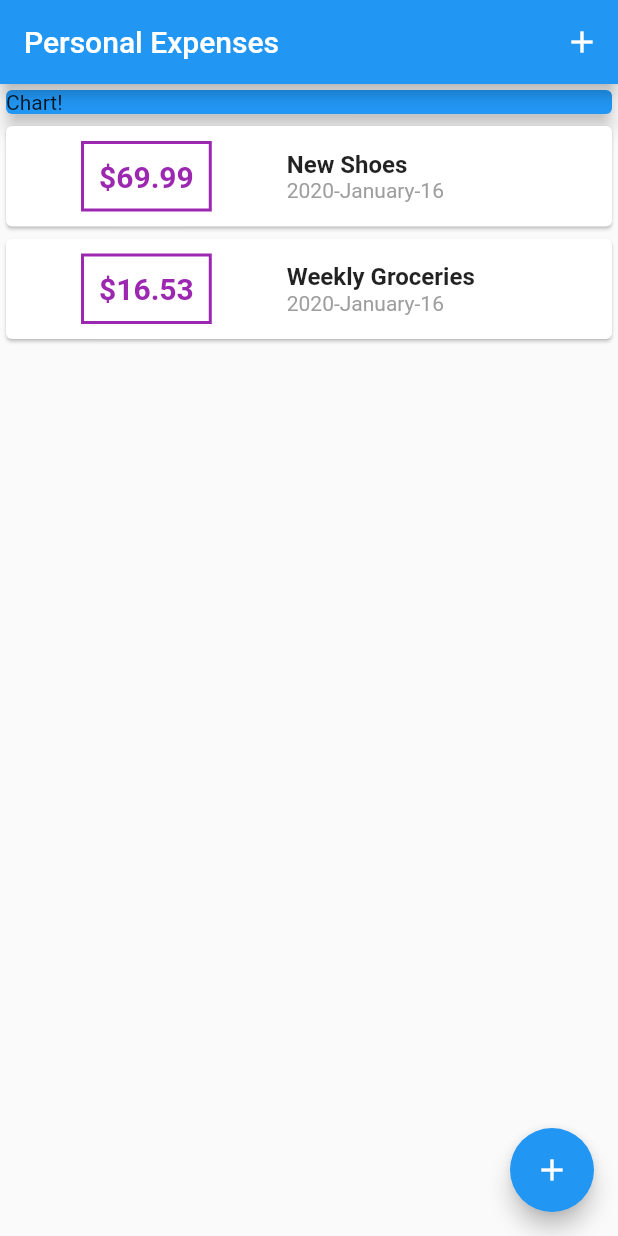
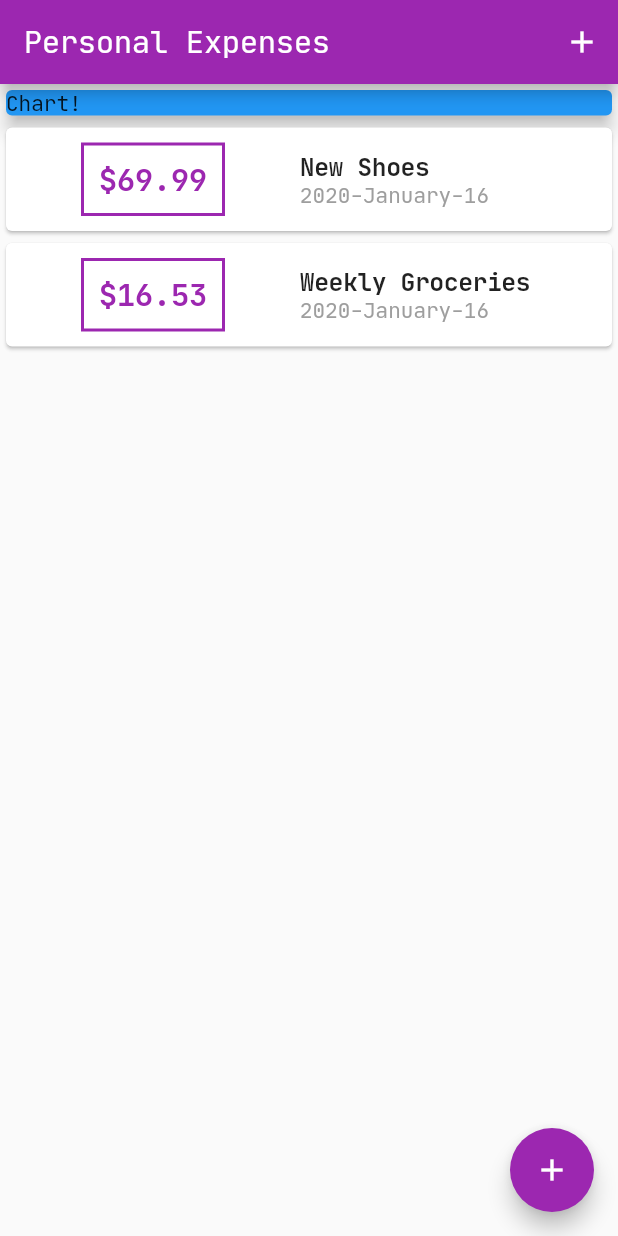
Before and after one commit to ituxka/personal_expenses, a Flutter app: the screen it shows after launch, on a phone screen of 412 x 824 dp. Run offline on Flutter 3.47's test engine with Material 2 defaults, Android fonts, the phone set to English and light mode, and no system bars.

Commit message:
style: add theming with custom fonts

```diff
--- a/lib/main.dart
+++ b/lib/main.dart
@@ -10,6 +10,10 @@ class MyApp extends StatelessWidget {
   @override
   Widget build(BuildContext context) {
     return MaterialApp(
+      theme: ThemeData(
+        primarySwatch: Colors.purple,
+        fontFamily: 'JetBrainsMono',
+      ),
       home: MyHomePage(),
     );
   }
--- a/lib/widgets/transactions/transaction.dart
+++ b/lib/widgets/transactions/transaction.dart
@@ -23,7 +23,7 @@ class TransactionWidget extends StatelessWidget {
             padding: EdgeInsets.all(10),
             decoration: BoxDecoration(
               border: Border.all(
-                color: Colors.purple,
+                color: Theme.of(context).primaryColor,
                 width: 2,
               ),
             ),
@@ -32,7 +32,7 @@ class TransactionWidget extends StatelessWidget {
               style: TextStyle(
                 fontSize: 20,
                 fontWeight: FontWeight.bold,
-                color: Colors.purple,
+                color: Theme.of(context).primaryColor,
               ),
             ),
           ),
```
Also changed, not shown: pubspec.yaml (+6 -6 lines), assets/fonts/JetBrainsMono-Bold-Italic.ttf (added), assets/fonts/JetBrainsMono-Bold.ttf (added), assets/fonts/JetBrainsMono-ExtraBold-Italic.ttf (added), assets/fonts/JetBrainsMono-ExtraBold.ttf (added), assets/fonts/JetBrainsMono-Italic.ttf (added), assets/fonts/JetBrainsMono-Medium-Italic.ttf (added), assets/fonts/JetBrainsMono-Medium.ttf (added), assets/fonts/JetBrainsMono-Regular.ttf (added).
